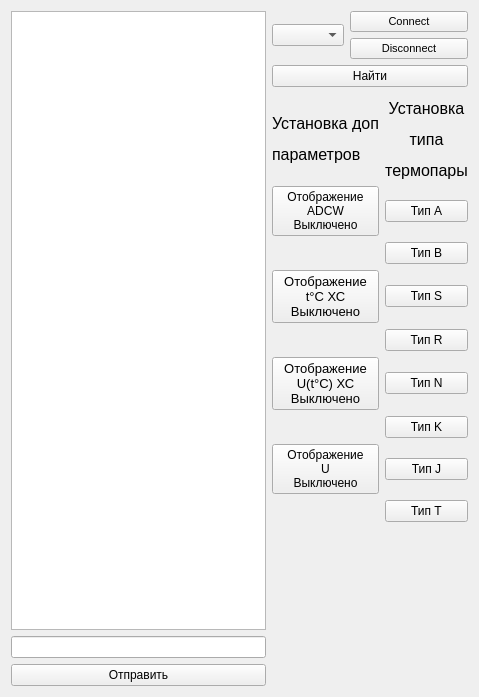
First picture: the form in mainwindow.ui, repository sm-prod/tp_android, before the edit.
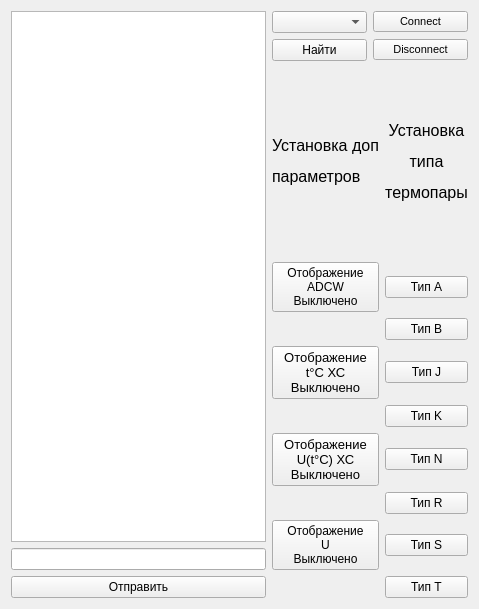
Second picture: the form after the edit.

```diff
--- a/mainwindow.ui
+++ b/mainwindow.ui
@@ -14,58 +14,100 @@
    <string>MainWindow</string>
   </property>
   <widget class="QWidget" name="centralWidget">
-   <layout class="QGridLayout" name="gridLayout_2">
-    <item row="0" column="1" rowspan="2">
-     <widget class="QComboBox" name="comboBox"/>
-    </item>
-    <item row="0" column="2" colspan="2">
-     <widget class="QPushButton" name="connect">
-      <property name="font">
-       <font>
-        <pointsize>8</pointsize>
-       </font>
-      </property>
-      <property name="text">
-       <string>Connect</string>
-      </property>
-     </widget>
-    </item>
-    <item row="1" column="2" colspan="2">
-     <widget class="QPushButton" name="disconnect">
-      <property name="font">
-       <font>
-        <pointsize>8</pointsize>
-       </font>
-      </property>
-      <property name="text">
-       <string>Disconnect</string>
-      </property>
-     </widget>
-    </item>
-    <item row="0" column="0" rowspan="29">
+   <layout class="QGridLayout" name="gridLayout_5">
+    <item row="0" column="0" rowspan="2">
      <widget class="QTextBrowser" name="textBrowser"/>
     </item>
-    <item row="31" column="0" rowspan="2">
-     <widget class="QPushButton" name="pushButton_15">
-      <property name="text">
-       <string>Отправить</string>
-      </property>
-     </widget>
+    <item row="0" column="1">
+     <layout class="QGridLayout" name="gridLayout_2">
+      <item row="3" column="0">
+       <widget class="QPushButton" name="find">
+        <property name="text">
+         <string>Найти</string>
+        </property>
+       </widget>
+      </item>
+      <item row="1" column="0">
+       <widget class="QComboBox" name="comboBox"/>
+      </item>
+      <item row="3" column="1">
+       <widget class="QPushButton" name="disconnect">
+        <property name="font">
+         <font>
+          <pointsize>8</pointsize>
+         </font>
+        </property>
+        <property name="text">
+         <string>Disconnect</string>
+        </property>
+       </widget>
+      </item>
+      <item row="1" column="1">
+       <widget class="QPushButton" name="connect">
+        <property name="font">
+         <font>
+          <pointsize>8</pointsize>
+         </font>
+        </property>
+        <property name="text">
+         <string>Connect</string>
+        </property>
+       </widget>
+      </item>
+     </layout>
     </item>
-    <item row="2" column="1" colspan="3">
-     <widget class="QPushButton" name="find">
-      <property name="text">
-       <string>Найти</string>
-      </property>
-     </widget>
-    </item>
-    <item row="29" column="0" rowspan="2">
-     <widget class="QLineEdit" name="lineEdit"/>
-    </item>
-    <item row="4" column="1" rowspan="7" colspan="3">
+    <item row="1" column="1" rowspan="3">
      <layout class="QGridLayout" name="gridLayout_3">
+      <item row="6" column="0">
+       <widget class="QPushButton" name="disp_T_cold_spot">
+        <property name="font">
+         <font>
+          <pointsize>10</pointsize>
+         </font>
+        </property>
+        <property name="toolTip">
+         <string>&lt;html&gt;&lt;head/&gt;&lt;body&gt;&lt;p&gt;Температура холодного спая&lt;/p&gt;&lt;/body&gt;&lt;/html&gt;</string>
+        </property>
+        <property name="text">
+         <string>Отображение
+t°C ХС
+Выключено</string>
+        </property>
+       </widget>
+      </item>
+      <item row="1" column="1">
+       <widget class="QPushButton" name="set_type_A">
+        <property name="text">
+         <string>Тип A</string>
+        </property>
+       </widget>
+      </item>
+      <item row="0" column="1">
+       <widget class="QLabel" name="label">
+        <property name="toolTip">
+         <string>&lt;html&gt;&lt;head/&gt;&lt;body&gt;&lt;p&gt;&lt;br/&gt;&lt;/p&gt;&lt;/body&gt;&lt;/html&gt;</string>
+        </property>
+        <property name="text">
+         <string>&lt;html&gt;&lt;head/&gt;&lt;body&gt;&lt;p align=&quot;center&quot;&gt;&lt;span style=&quot; font-size:12pt;&quot;&gt;Установка&lt;/span&gt;&lt;/p&gt;&lt;p align=&quot;center&quot;&gt;&lt;span style=&quot; font-size:12pt;&quot;&gt;типа&lt;/span&gt;&lt;/p&gt;&lt;p align=&quot;center&quot;&gt;&lt;span style=&quot; font-size:12pt;&quot;&gt;термопары&lt;/span&gt;&lt;/p&gt;&lt;/body&gt;&lt;/html&gt;</string>
+        </property>
+       </widget>
+      </item>
+      <item row="8" column="1">
+       <widget class="QPushButton" name="set_type_N">
+        <property name="text">
+         <string>Тип N</string>
+        </property>
+       </widget>
+      </item>
+      <item row="13" column="1">
+       <widget class="QPushButton" name="set_type_T">
+        <property name="text">
+         <string>Тип T</string>
+        </property>
+       </widget>
+      </item>
       <item row="1" column="0">
-       <widget class="QPushButton" name="pushButton_11">
+       <widget class="QPushButton" name="disp_ADCW">
         <property name="font">
          <font>
           <pointsize>9</pointsize>
@@ -88,98 +130,70 @@
         </property>
        </widget>
       </item>
+      <item row="8" column="0">
+       <widget class="QPushButton" name="disp_U_t">
+        <property name="font">
+         <font>
+          <pointsize>10</pointsize>
+         </font>
+        </property>
+        <property name="toolTip">
+         <string>&lt;html&gt;&lt;head/&gt;&lt;body&gt;&lt;p&gt;Эквивалентное напряжение t°C холодного спая&lt;/p&gt;&lt;/body&gt;&lt;/html&gt;</string>
+        </property>
+        <property name="text">
+         <string>Отображение
+U(t°C) ХС
+Выключено</string>
+        </property>
+       </widget>
+      </item>
+      <item row="0" column="0">
+       <widget class="QLabel" name="label_2">
+        <property name="toolTip">
+         <string>&lt;html&gt;&lt;head/&gt;&lt;body&gt;&lt;p&gt;&lt;br/&gt;&lt;/p&gt;&lt;/body&gt;&lt;/html&gt;</string>
+        </property>
+        <property name="text">
+         <string>&lt;html&gt;&lt;head/&gt;&lt;body&gt;&lt;p&gt;&lt;span style=&quot; font-size:12pt;&quot;&gt;Установка доп&lt;/span&gt;&lt;/p&gt;&lt;p&gt;&lt;span style=&quot; font-size:12pt;&quot;&gt;параметров&lt;/span&gt;&lt;/p&gt;&lt;/body&gt;&lt;/html&gt;</string>
+        </property>
+       </widget>
+      </item>
+      <item row="11" column="1">
+       <widget class="QPushButton" name="set_type_R">
+        <property name="text">
+         <string>Тип R</string>
+        </property>
+       </widget>
+      </item>
       <item row="2" column="1">
-       <widget class="QPushButton" name="pushButton_4">
+       <widget class="QPushButton" name="set_type_B">
         <property name="text">
          <string>Тип B</string>
         </property>
        </widget>
       </item>
-      <item row="6" column="1">
-       <widget class="QPushButton" name="pushButton_5">
+      <item row="12" column="1">
+       <widget class="QPushButton" name="set_type_S">
         <property name="text">
-         <string>Тип K</string>
-        </property>
-       </widget>
-      </item>
-      <item row="1" column="1">
-       <widget class="QPushButton" name="pushButton_2">
-        <property name="text">
-         <string>Тип A</string>
+         <string>Тип S</string>
         </property>
        </widget>
       </item>
       <item row="7" column="1">
-       <widget class="QPushButton" name="pushButton_3">
+       <widget class="QPushButton" name="set_type_K">
+        <property name="text">
+         <string>Тип K</string>
+        </property>
+       </widget>
+      </item>
+      <item row="6" column="1">
+       <widget class="QPushButton" name="set_type_J">
         <property name="text">
          <string>Тип J</string>
         </property>
        </widget>
       </item>
-      <item row="3" column="1">
-       <widget class="QPushButton" name="pushButton_16">
-        <property name="text">
-         <string>Тип S</string>
-        </property>
-       </widget>
-      </item>
-      <item row="8" column="1">
-       <widget class="QPushButton" name="pushButton_8">
-        <property name="text">
-         <string>Тип T</string>
-        </property>
-       </widget>
-      </item>
-      <item row="5" column="1">
-       <widget class="QPushButton" name="pushButton_6">
-        <property name="text">
-         <string>Тип N</string>
-        </property>
-       </widget>
-      </item>
-      <item row="4" column="1">
-       <widget class="QPushButton" name="pushButton_7">
-        <property name="text">
-         <string>Тип R</string>
-        </property>
-       </widget>
-      </item>
-      <item row="5" column="0">
-       <widget class="QPushButton" name="pushButton_13">
-        <property name="font">
-         <font>
-          <pointsize>10</pointsize>
-         </font>
-        </property>
-        <property name="toolTip">
-         <string>&lt;html&gt;&lt;head/&gt;&lt;body&gt;&lt;p&gt;Эквивалентное напряжение t°C холодного спая&lt;/p&gt;&lt;/body&gt;&lt;/html&gt;</string>
-        </property>
-        <property name="text">
-         <string>Отображение
-U(t°C) ХС
-Выключено</string>
-        </property>
-       </widget>
-      </item>
-      <item row="3" column="0">
-       <widget class="QPushButton" name="pushButton_12">
-        <property name="font">
-         <font>
-          <pointsize>10</pointsize>
-         </font>
-        </property>
-        <property name="toolTip">
-         <string>&lt;html&gt;&lt;head/&gt;&lt;body&gt;&lt;p&gt;Температура холодного спая&lt;/p&gt;&lt;/body&gt;&lt;/html&gt;</string>
-        </property>
-        <property name="text">
-         <string>Отображение
-t°C ХС
-Выключено</string>
-        </property>
-       </widget>
-      </item>
-      <item row="7" column="0">
-       <widget class="QPushButton" name="pushButton_14">
+      <item row="12" column="0">
+       <widget class="QPushButton" name="disp_U">
         <property name="font">
          <font>
           <pointsize>9</pointsize>
@@ -196,28 +210,18 @@
         </property>
        </widget>
       </item>
-      <item row="0" column="1">
-       <widget class="QLabel" name="label">
-        <property name="toolTip">
-         <string>&lt;html&gt;&lt;head/&gt;&lt;body&gt;&lt;p&gt;&lt;br/&gt;&lt;/p&gt;&lt;/body&gt;&lt;/html&gt;</string>
-        </property>
-        <property name="text">
-         <string>&lt;html&gt;&lt;head/&gt;&lt;body&gt;&lt;p align=&quot;center&quot;&gt;&lt;span style=&quot; font-size:12pt;&quot;&gt;Установка&lt;/span&gt;&lt;/p&gt;&lt;p align=&quot;center&quot;&gt;&lt;span style=&quot; font-size:12pt;&quot;&gt;типа&lt;/span&gt;&lt;/p&gt;&lt;p align=&quot;center&quot;&gt;&lt;span style=&quot; font-size:12pt;&quot;&gt;термопары&lt;/span&gt;&lt;/p&gt;&lt;/body&gt;&lt;/html&gt;</string>
-        </property>
-       </widget>
-      </item>
-      <item row="0" column="0">
-       <widget class="QLabel" name="label_2">
-        <property name="toolTip">
-         <string>&lt;html&gt;&lt;head/&gt;&lt;body&gt;&lt;p&gt;&lt;br/&gt;&lt;/p&gt;&lt;/body&gt;&lt;/html&gt;</string>
-        </property>
-        <property name="text">
-         <string>&lt;html&gt;&lt;head/&gt;&lt;body&gt;&lt;p&gt;&lt;span style=&quot; font-size:12pt;&quot;&gt;Установка доп&lt;/span&gt;&lt;/p&gt;&lt;p&gt;&lt;span style=&quot; font-size:12pt;&quot;&gt;параметров&lt;/span&gt;&lt;/p&gt;&lt;/body&gt;&lt;/html&gt;</string>
-        </property>
-       </widget>
-      </item>
      </layout>
     </item>
+    <item row="2" column="0">
+     <widget class="QLineEdit" name="lineEdit"/>
+    </item>
+    <item row="3" column="0">
+     <widget class="QPushButton" name="pushButton_15">
+      <property name="text">
+       <string>Отправить</string>
+      </property>
+     </widget>
+    </item>
    </layout>
   </widget>
  </widget>
```
